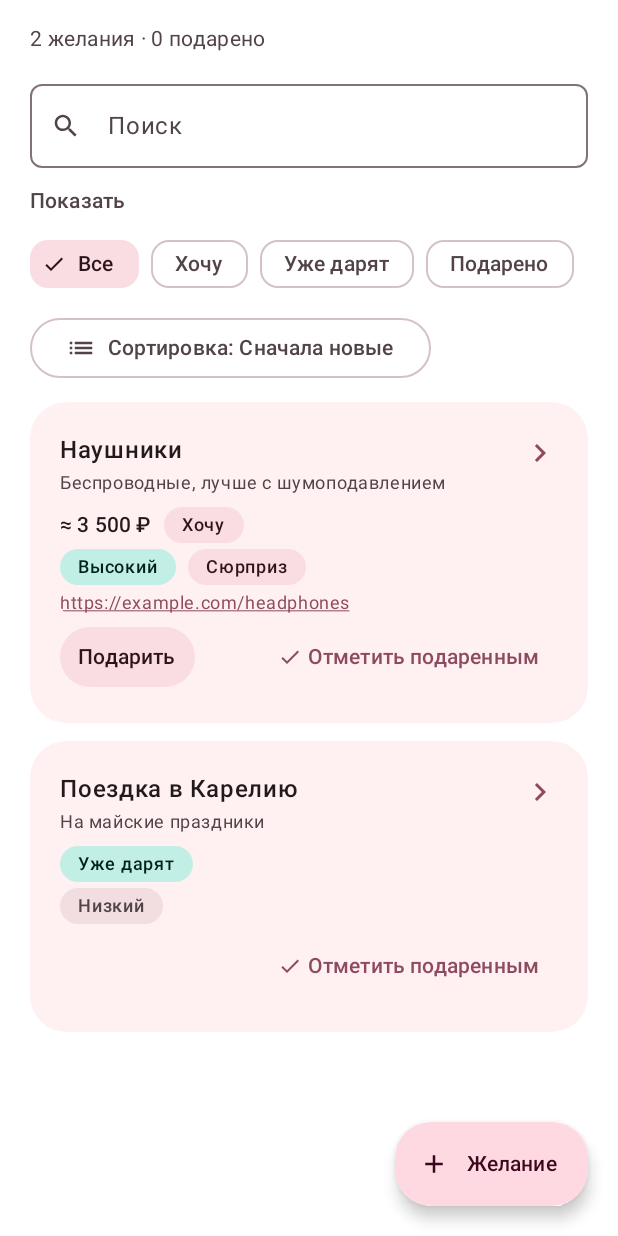
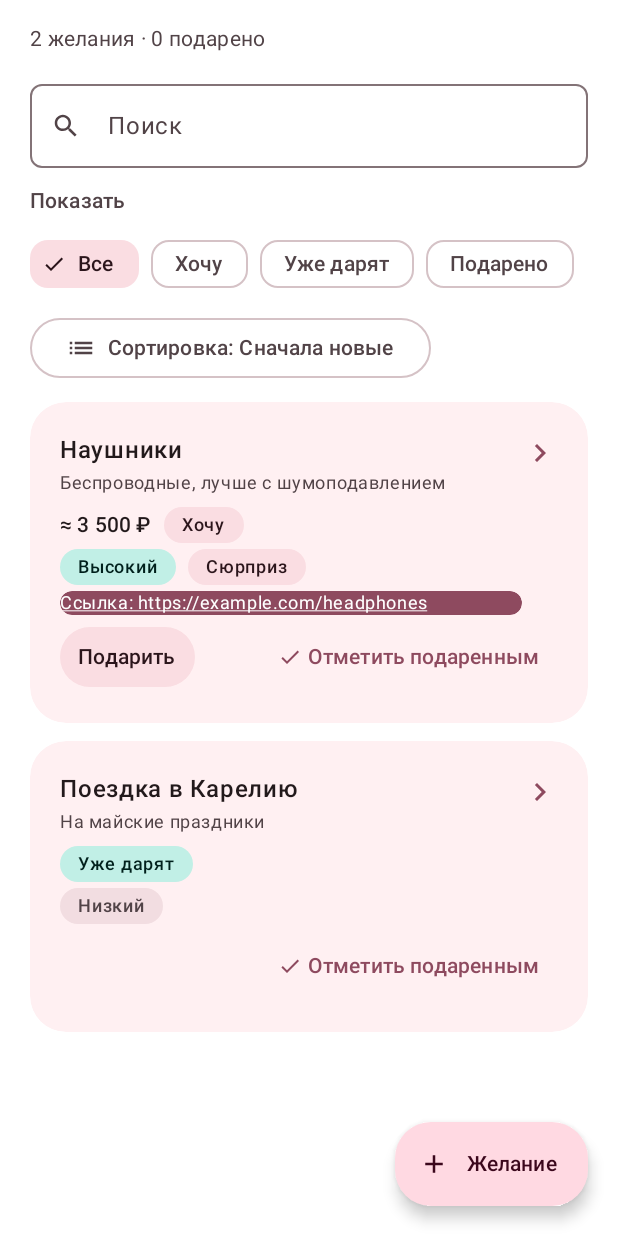
Before and after one commit to TarKek/vdvoem, an Android app built with Jetpack Compose: the @Preview function WishesScreenPreview, on a phone screen of 412 x 824 dp. Run offline under Robolectric (Android 15) with nearby library versions, the phone set to English and light mode, and no system bars.

Commit message:
fix: wish link visibility - make URL link more visible in card and dialog

```diff
--- a/feature/wishes/src/main/java/app/vdvoem/feature/wishes/WishesScreen.kt
+++ b/feature/wishes/src/main/java/app/vdvoem/feature/wishes/WishesScreen.kt
@@ -3,6 +3,7 @@ package app.vdvoem.feature.wishes
 import android.content.Context
 import android.content.Intent
 import android.net.Uri
+import androidx.compose.foundation.background
 import androidx.compose.foundation.clickable
 import androidx.compose.foundation.horizontalScroll
 import androidx.compose.foundation.layout.Arrangement
@@ -592,9 +593,9 @@ private fun WishLink(url: String) {
     val context = LocalContext.current
     val openLabel = stringResource(R.string.wishes_open_link)
     Text(
-        text = url,
+        text = "Ссылка: $url",
         style = MaterialTheme.typography.bodySmall,
-        color = MaterialTheme.colorScheme.primary,
+        color = MaterialTheme.colorScheme.onPrimary,
         textDecoration = TextDecoration.Underline,
         maxLines = 1,
         overflow = TextOverflow.Ellipsis,
@@ -602,6 +603,7 @@ private fun WishLink(url: String) {
             .fillMaxWidth()
             .clip(MaterialTheme.shapes.small)
             .clickable(onClickLabel = openLabel) { openLink(context, url) }
+            .background(MaterialTheme.colorScheme.primary, shape = MaterialTheme.shapes.small)
     )
 }
 
```
